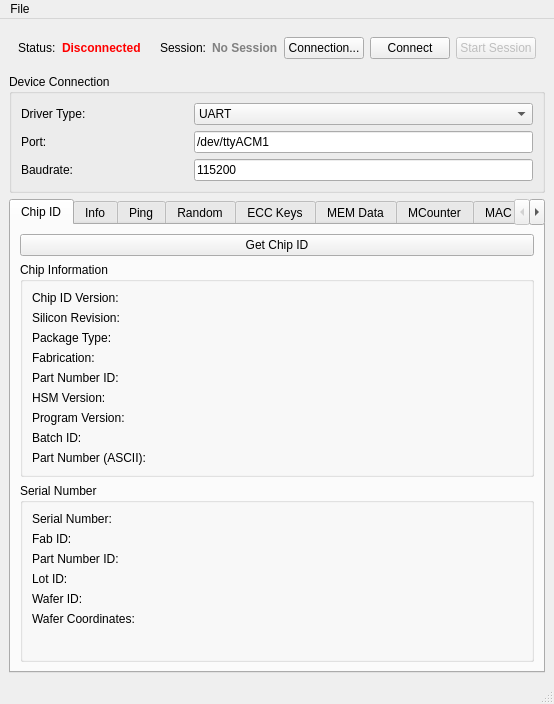
The window that mainwindow.ui (petrkr/tropic01manager) describes before a commit, drawn with Qt 5.
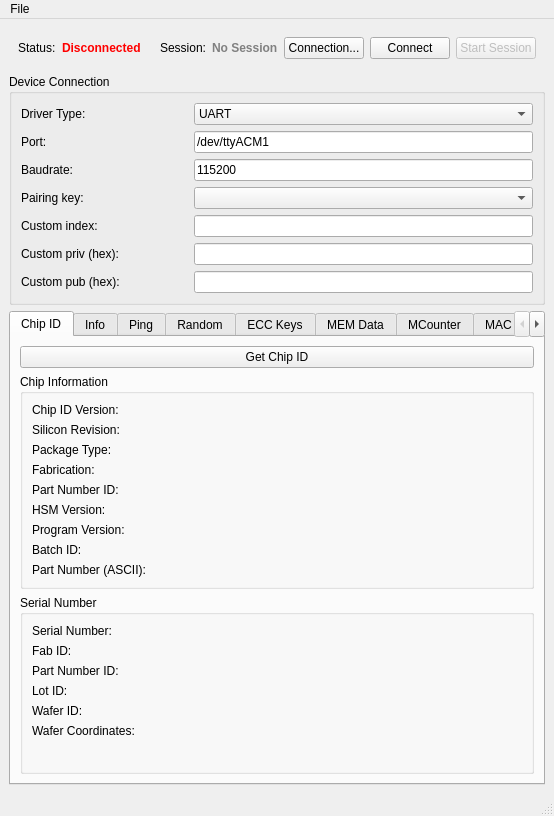
The same window after the commit.

Commit message: Support changing pairing keys with custom ones

Patch:
```diff
--- a/mainwindow.ui
+++ b/mainwindow.ui
@@ -169,6 +169,46 @@
         </widget>
        </item>
        <item row="3" column="0">
+        <widget class="QLabel" name="labelPairingProfile">
+         <property name="text">
+          <string>Pairing key:</string>
+         </property>
+        </widget>
+       </item>
+       <item row="3" column="1" colspan="2">
+        <widget class="QComboBox" name="cmbPairingProfile"/>
+       </item>
+       <item row="4" column="0">
+        <widget class="QLabel" name="labelPairingIndex">
+         <property name="text">
+          <string>Custom index:</string>
+         </property>
+        </widget>
+       </item>
+       <item row="4" column="1" colspan="2">
+        <widget class="QLineEdit" name="lePairingIndex"/>
+       </item>
+       <item row="5" column="0">
+        <widget class="QLabel" name="labelPairingPriv">
+         <property name="text">
+          <string>Custom priv (hex):</string>
+         </property>
+        </widget>
+       </item>
+       <item row="5" column="1" colspan="2">
+        <widget class="QLineEdit" name="lePairingPriv"/>
+       </item>
+       <item row="6" column="0">
+        <widget class="QLabel" name="labelPairingPub">
+         <property name="text">
+          <string>Custom pub (hex):</string>
+         </property>
+        </widget>
+       </item>
+       <item row="6" column="1" colspan="2">
+        <widget class="QLineEdit" name="lePairingPub"/>
+       </item>
+       <item row="7" column="0">
         <spacer name="verticalSpacerConnection">
          <property name="orientation">
           <enum>Qt::Orientation::Vertical</enum>
```
The commit also changes 1 other file.
